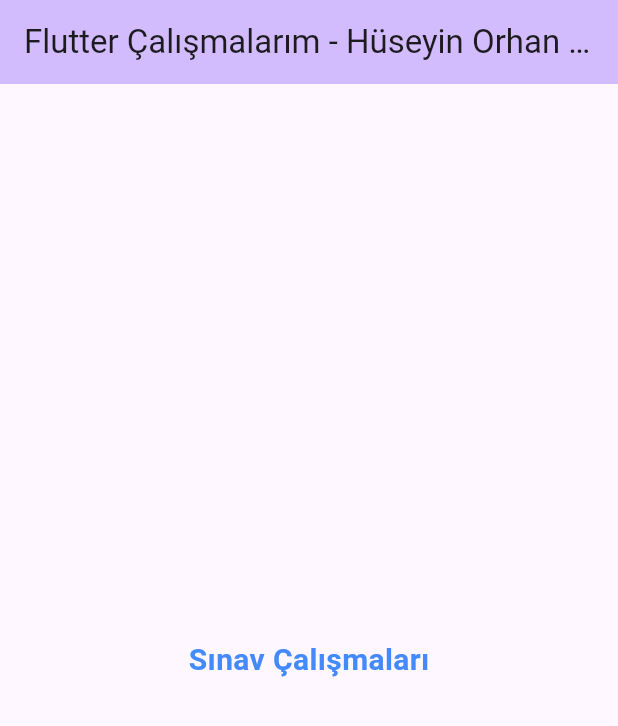
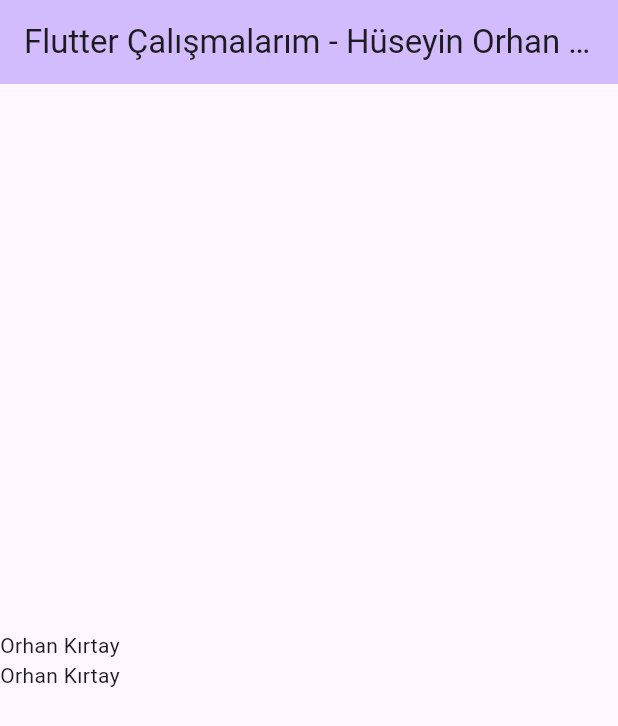
Before and after one commit to orhankrty/flutterCalismalarim, a Flutter app: the screen it shows after launch, on a phone screen of 412 x 824 dp. Shown: the top 726 px of the screen. Run offline on Flutter 3.47's test engine with Material 3 defaults, Android fonts, the phone set to English and light mode, and no system bars.

Commit message:
body'de Flexible widget ve fit/flex özellikleri çalışması kodlandı (column ile kullanıldı)

```diff
--- a/flutter_calismalarim/lib/main.dart
+++ b/flutter_calismalarim/lib/main.dart
@@ -46,21 +46,34 @@ class _MyHomePageState extends State<MyHomePage> {
         backgroundColor: Theme.of(context).colorScheme.inversePrimary,
         title: Text(widget.title),
       ),
-      body: Row(
-        mainAxisAlignment: MainAxisAlignment.center,
-        children: [
-          Center(
-            child: Text(
-              "Sınav Çalışmaları",
-              style: TextStyle(
-                color: Colors.blueAccent,
-                fontSize: 20,
-                fontWeight: FontWeight.bold,
-              ),
-            ),
-          ),
-        ],
+      body: Flexible(
+        fit: FlexFit.tight,
+        flex: 1,
+        child: Column(
+          mainAxisAlignment: MainAxisAlignment.center,
+          children: [
+            Text("Orhan Kırtay"),
+            Text("Orhan Kırtay"),
+          ],
+        ),
       ),
+
+
+      // body: Row(
+      //   mainAxisAlignment: MainAxisAlignment.center,
+      //   children: [
+      //     Center(
+      //       child: Text(
+      //         "Sınav Çalışmaları",
+      //         style: TextStyle(
+      //           color: Colors.blueAccent,
+      //           fontSize: 20,
+      //           fontWeight: FontWeight.bold,
+      //         ),
+      //       ),
+      //     ),
+      //   ],
+      // ),
 
 
       // body: Row(
```
